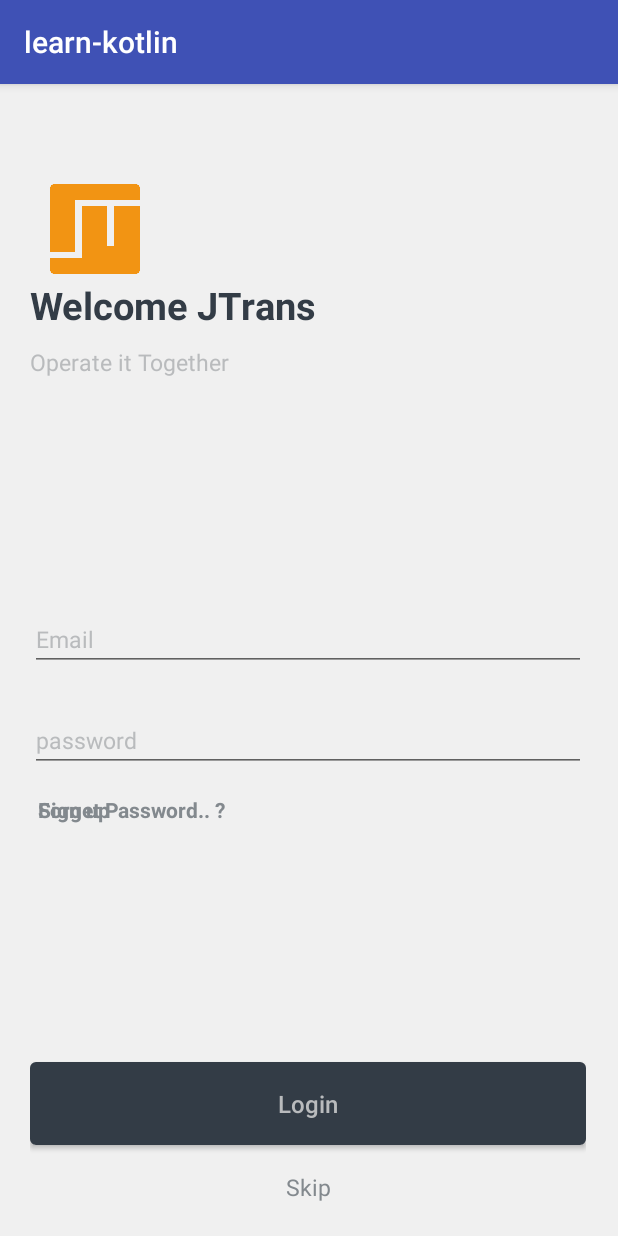
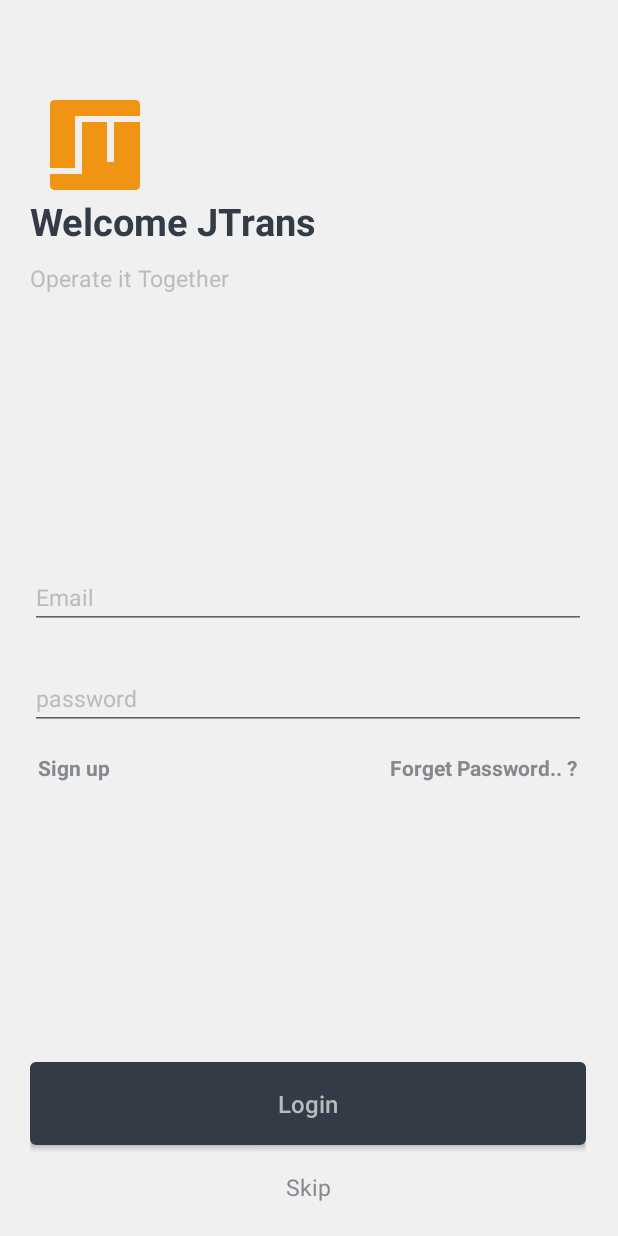
Before and after one commit to roiskhoiron/learn-kotlin, an Android app: the screen it shows after launch (MainActivity), on a phone screen of 412 x 824 dp. Run offline under Robolectric (Android 15) with nearby library versions, the phone set to English and light mode, and no system bars.

Commit message:
repair the actionbar and remove

```diff
--- a/app/src/main/AndroidManifest.xml
+++ b/app/src/main/AndroidManifest.xml
@@ -4,9 +4,9 @@
 
     <application
         android:allowBackup="true"
-        android:icon="@mipmap/ic_launcher"
+        android:icon="@mipmap/logo_jtrans"
         android:label="@string/app_name"
-        android:roundIcon="@mipmap/ic_launcher_round"
+        android:roundIcon="@mipmap/white_logo_jtrans"
         android:supportsRtl="true"
         android:theme="@style/AppTheme">
         <activity android:name=".MainActivity">
--- a/app/src/main/java/com/example/learn_kotlin/MainActivity.kt
+++ b/app/src/main/java/com/example/learn_kotlin/MainActivity.kt
@@ -22,7 +22,7 @@ class MainActivity : AppCompatActivity() {
         object : CountDownTimer(5000,1000) {
             override fun onFinish() {
                 JTransTextView.visibility = View.GONE
-                loadingProgressar.visibility = View.GONE
+                loadingProgressarBar.visibility = View.GONE
                 rootView.setBackgroundColor(ContextCompat.getColor(this@MainActivity, R.color.colorSplashText))
                 JTransIconImageView.setImageResource(R.drawable.logo_jtrans)
                 startAnimation()
@@ -36,7 +36,7 @@ class MainActivity : AppCompatActivity() {
         JTransIconImageView.animate().apply {
             x(50f)
             y(100f)
-            duration = 750
+            duration = 1000
         }.setListener(object : Animator.AnimatorListener {
             override fun onAnimationRepeat(p0: Animator?) {
 
--- a/app/src/main/res/layout/activity_main.xml
+++ b/app/src/main/res/layout/activity_main.xml
@@ -27,7 +27,7 @@
         android:textSize="16sp" />
 
     <ProgressBar
-        android:id="@+id/loadingProgressar"
+        android:id="@+id/loadingProgressarBar"
         style="?android:attr/progressBarStyleHorizontal"
         android:layout_width="match_parent"
         android:layout_height="12dp"
@@ -111,12 +111,14 @@
                 <TextView
                     android:layout_width="wrap_content"
                     android:layout_height="wrap_content"
-                    android:text="Forget Password.. ?"
+                    android:layout_gravity="end|center_vertical"
+                    android:text="@string/forget_password"
                     android:textColor="@color/colorTextView"
                     android:textSize="14sp"
                     android:textStyle="bold" />
 
             </FrameLayout>
+
         </LinearLayout>
 
         <Button
@@ -146,6 +148,7 @@
             android:textColor="@color/colorTextView"
             android:textSize="15sp" />
 
+
     </RelativeLayout>
 
 </RelativeLayout>
--- a/app/src/main/res/values/strings.xml
+++ b/app/src/main/res/values/strings.xml
@@ -8,4 +8,5 @@
     <string name="sign_up">Sign up</string>
     <string name="login">Login</string>
     <string name="skip">Skip</string>
+    <string name="forget_password">Forget Password.. ?</string>
 </resources>
--- a/app/src/main/res/values/styles.xml
+++ b/app/src/main/res/values/styles.xml
@@ -1,7 +1,7 @@
 <resources>
 
     <!-- Base application theme. -->
-    <style name="AppTheme" parent="Theme.AppCompat.Light.DarkActionBar">
+    <style name="AppTheme" parent="Theme.AppCompat.Light.NoActionBar">
         <!-- Customize your theme here. -->
         <item name="colorPrimary">@color/colorPrimary</item>
         <item name="colorPrimaryDark">@color/colorPrimaryDark</item>
```
